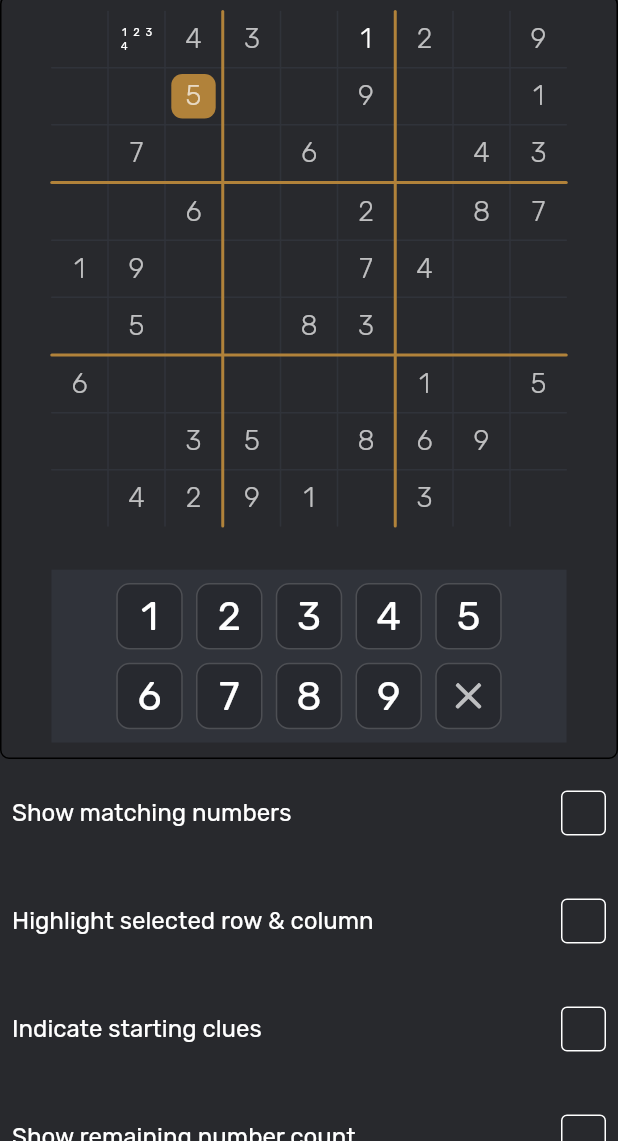
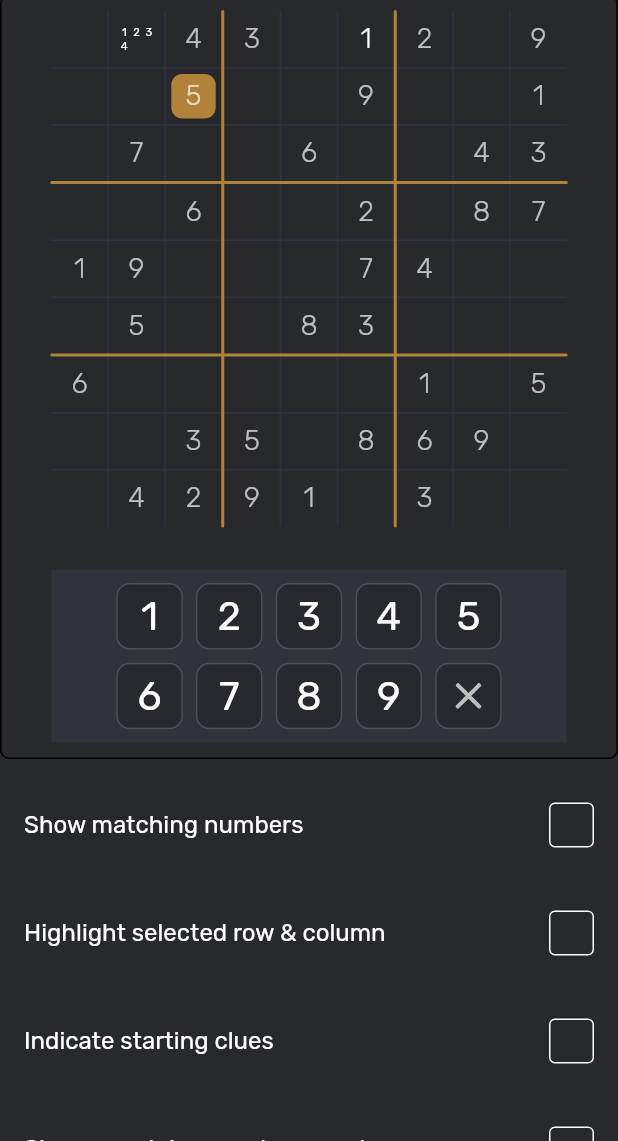
Before and after one commit to Calpoog/Sudoku, a Flutter app: the screen it shows after launch, after a tap on "SETTINGS", on a phone screen of 412 x 824 dp, the part 95-1236 px from its top. Run offline on Flutter 3.47's test engine with Material 2 defaults, Android fonts, the phone set to English and light mode, and no system bars; our stand-ins replace flutter_svg, go_router, shared_preferences; missing offline and left inert: sudoku_api.

```diff
--- a/lib/pages/settings_page.dart
+++ b/lib/pages/settings_page.dart
@@ -67,6 +67,8 @@ class SettingsPage extends StatelessWidget {
               Expanded(
                 flex: 1,
                 child: SingleChildScrollView(
+                  child: Padding(
+                    padding: const EdgeInsets.all(8.0),
                     child: Consumer<Settings>(
                       builder: (context, settings, _) => Column(
                         children: [
@@ -115,6 +117,7 @@ class SettingsPage extends StatelessWidget {
                     ),
                   ),
                 ),
+              ),
             ],
           );
         });
--- a/lib/pages/sudoku/actions.dart
+++ b/lib/pages/sudoku/actions.dart
@@ -11,9 +11,11 @@ class GameActions extends StatelessWidget {
   const GameActions({
     Key? key,
     required this.buttonSize,
+    this.onComplete,
   }) : super(key: key);
 
   final double buttonSize;
+  final VoidCallback? onComplete;
 
   @override
   Widget build(BuildContext context) {
@@ -65,7 +67,9 @@ class GameActions extends StatelessWidget {
               text: 'Multi',
               size: buttonSize,
               child: Icon(Icons.undo, color: colors.icon),
-              onPressed: () {},
+              onPressed: () {
+                if (onComplete != null) onComplete!();
+              },
             ),
             SizedBox(width: spacing),
             Button(
--- a/lib/pages/sudoku/sudoku_page.dart
+++ b/lib/pages/sudoku/sudoku_page.dart
@@ -14,6 +14,16 @@ import '../../sudoku/grid_widget.dart';
 import '../../utils/saves.dart';
 import 'actions.dart';
 import 'clock.dart';
+
+final completeNotifier = CompleteNotifier();
+
+class CompleteNotifier extends ChangeNotifier {
+  CompleteNotifier();
+
+  void complete() {
+    notifyListeners();
+  }
+}
 
 class SudokuPage extends StatefulWidget {
   const SudokuPage({Key? key, this.id, this.game}) : super(key: key);
@@ -43,6 +53,7 @@ class _SudokuPageState extends State<SudokuPage> with SingleTickerProviderStateM
       game.save();
       game.timer.start();
     });
+
     WidgetsBinding.instance!.addObserver(this);
   }
 
@@ -66,8 +77,6 @@ class _SudokuPageState extends State<SudokuPage> with SingleTickerProviderStateM
 
   @override
   Widget build(BuildContext context) {
-    final colors = context.read<ThemeColors>();
-
     return FutureBuilder(
       future: _future,
       builder: (context, AsyncSnapshot<SudokuGame> snapshot) {
@@ -130,7 +139,14 @@ class _SudokuPageState extends State<SudokuPage> with SingleTickerProviderStateM
                           ),
                         ),
                         const SizedBox(height: 30.0),
-                        const Expanded(child: SudokuControls())
+                        Expanded(
+                          child: SudokuControls(
+                            onComplete: () {
+                              game.solve();
+                              completeNotifier.complete();
+                            },
+                          ),
+                        ),
                       ],
                     );
                   },
@@ -171,10 +187,16 @@ class _SudokuPageState extends State<SudokuPage> with SingleTickerProviderStateM
 }
 
 class SudokuControls extends StatelessWidget {
-  const SudokuControls({Key? key, this.showActions = true, this.buttonSize}) : super(key: key);
+  const SudokuControls({
+    Key? key,
+    this.showActions = true,
+    this.buttonSize,
+    this.onComplete,
+  }) : super(key: key);
 
   final bool showActions;
   final double? buttonSize;
+  final VoidCallback? onComplete;
 
   @override
   Widget build(BuildContext context) {
@@ -207,7 +229,11 @@ class SudokuControls extends StatelessWidget {
               ],
             ),
           ),
-          if (showActions) GameActions(buttonSize: buttonSize),
+          if (showActions)
+            GameActions(
+              buttonSize: buttonSize,
+              onComplete: onComplete,
+            ),
         ],
       );
     });
--- a/lib/sudoku/cell_widget.dart
+++ b/lib/sudoku/cell_widget.dart
@@ -10,6 +10,7 @@ import '../common/text.dart';
 import '../models/cell.dart';
 import '../models/game.dart';
 import '../models/settings.dart';
+import '../pages/sudoku/sudoku_page.dart';
 
 class CellWidget extends StatelessWidget {
   const CellWidget(this.cell, {Key? key, required this.size, this.isPreview = false}) : super(key: key);
@@ -57,11 +58,15 @@ class AnimatedCell extends StatefulWidget {
   State<AnimatedCell> createState() => _AnimatedCellState();
 }
 
+const kCompleteAnimationFactor = 0.8;
+
 class _AnimatedCellState extends State<AnimatedCell> with SingleTickerProviderStateMixin {
   late AnimationController _controller;
   late SudokuGame game;
+  late final random = Random();
   int? clearingDigit;
   double horizontalSpeed = 0;
+  bool isDone = false;
 
   @override
   void didUpdateWidget(covariant AnimatedCell oldWidget) {
@@ -77,9 +82,27 @@ class _AnimatedCellState extends State<AnimatedCell> with SingleTickerProviderSt
     super.initState();
     _controller = AnimationController(vsync: this, upperBound: 300, lowerBound: -1000);
     _controller.addStatusListener(_clearFinished);
+    completeNotifier.addListener(_completeListener);
   }
 
-  _startClearAnimation() {
+  void _completeListener() {
+    // final start = max((widget.cell.col - 4).abs(), (widget.cell.row - 4).abs()) * 150;
+    final start = (sqrt(pow(widget.cell.col - 4, 2) + pow(widget.cell.row - 4, 2)) * 150).toInt();
+
+    Future.delayed(Duration(milliseconds: (start * kCompleteAnimationFactor).toInt()), () {
+      setState(() {
+        isDone = true;
+      });
+    });
+
+    Future.delayed(Duration(milliseconds: ((start + 500) * kCompleteAnimationFactor).toInt()), () {
+      setState(() {
+        isDone = false;
+      });
+    });
+  }
+
+  void _startClearAnimation() {
     horizontalSpeed = Random().nextDouble() * 0.2 - 0.1;
     _controller.animateWith(GravitySimulation(
       300.0, // acceleration, pixels per second per second
@@ -89,7 +112,7 @@ class _AnimatedCellState extends State<AnimatedCell> with SingleTickerProviderSt
     ));
   }
 
-  _clearFinished(AnimationStatus status) {
+  void _clearFinished(AnimationStatus status) {
     if (status == AnimationStatus.completed) {
       setState(() {
         clearingDigit = null;
@@ -101,6 +124,7 @@ class _AnimatedCellState extends State<AnimatedCell> with SingleTickerProviderSt
   void dispose() {
     super.dispose();
     _controller.dispose();
+    completeNotifier.removeListener(_completeListener);
   }
 
   @override
@@ -127,7 +151,7 @@ class _AnimatedCellState extends State<AnimatedCell> with SingleTickerProviderSt
         SizedBox(width: widget.size, height: widget.size),
         // indicator
         AnimatedContainer(
-          curve: Curves.easeInOut,
+          curve: Curves.easeOut,
           duration: const Duration(milliseconds: 200),
           width: widget.size * (hasIndicator ? 0.8 : 0.4),
           height: widget.size * (hasIndicator ? 0.8 : 0.4),
@@ -137,13 +161,28 @@ class _AnimatedCellState extends State<AnimatedCell> with SingleTickerProviderSt
             border: markedInvalid ? Border.all(color: colors.error, width: 2) : null,
           ),
         ),
+        AnimatedContainer(
+          curve: isDone ? Curves.easeIn : Curves.easeOut,
+          duration: Duration(milliseconds: (300 * kCompleteAnimationFactor).toInt()),
+          width: widget.size * (isDone ? 0.8 : 0.6),
+          height: widget.size * (isDone ? 0.8 : 0.6),
+          decoration: BoxDecoration(
+            color: isDone ? colors.accent : Colors.transparent,
+            borderRadius: BorderRadius.all(Radius.circular(widget.size * 0.2)),
+          ),
+        ),
         cell.digit > 0
             ? Opacity(
                 opacity: widget.cell.isClue ? 0.7 : 1,
-                child: AppText(
-                  cell.digit.toString().replaceAll('0', ''),
-                  size: widget.size * 0.5,
-                  weight: FontWeight.w300,
+                child: AnimatedScale(
+                  curve: isDone ? Curves.easeIn : Curves.easeOut,
+                  duration: Duration(milliseconds: (400 * kCompleteAnimationFactor).toInt()),
+                  scale: isDone ? 1.3 : 1,
+                  child: AppText(
+                    cell.digit.toString().replaceAll('0', ''),
+                    size: widget.size * 0.5,
+                    weight: FontWeight.w300,
+                  ),
                 ),
               )
             : Container(
```
Also changed, not shown: lib/models/game.dart (+8 -2 lines), lib/models/grid.dart (+8 -0 lines). Lines whose indentation alone changed are shown as unchanged.
